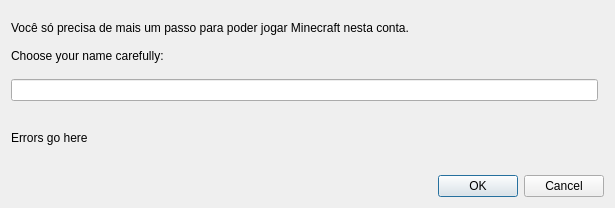
Old version of the form launcher/ui/dialogs/ProfileSetupDialog.ui in the repository Chrispsz/Launcher.
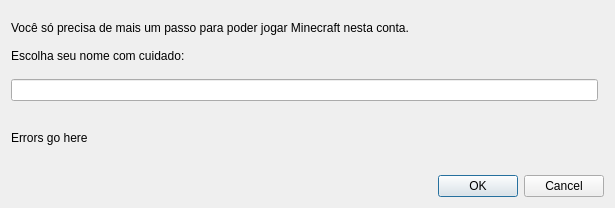
New version of the form.

What changed in the file:
```diff
--- a/launcher/ui/dialogs/ProfileSetupDialog.ui
+++ b/launcher/ui/dialogs/ProfileSetupDialog.ui
@@ -25,7 +25,7 @@
      <property name="text">
       <string>Você só precisa de mais um passo para poder jogar Minecraft nesta conta.
 
-Choose your name carefully:</string>
+Escolha seu nome com cuidado:</string>
      </property>
      <property name="wordWrap">
       <bool>true</bool>
```
